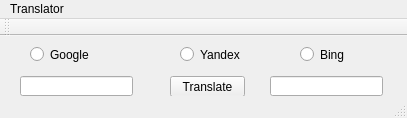
Above: Windows/isichazamazwi/isichazamazwi.ui from straceX/isichazamazwi before the change. Below: the same form after it.
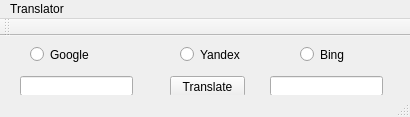
That is the form after the change.

Commit message:
close windows frame border
close windows frame border and design

```diff
--- a/Windows/isichazamazwi/isichazamazwi.ui
+++ b/Windows/isichazamazwi/isichazamazwi.ui
@@ -9,10 +9,22 @@
    <rect>
     <x>0</x>
     <y>0</y>
-    <width>407</width>
-    <height>118</height>
+    <width>410</width>
+    <height>117</height>
    </rect>
   </property>
+  <property name="minimumSize">
+   <size>
+    <width>410</width>
+    <height>117</height>
+   </size>
+  </property>
+  <property name="maximumSize">
+   <size>
+    <width>410</width>
+    <height>117</height>
+   </size>
+  </property>
   <property name="contextMenuPolicy">
    <enum>Qt::DefaultContextMenu</enum>
   </property>
@@ -110,7 +122,7 @@
     <rect>
      <x>0</x>
      <y>0</y>
-     <width>407</width>
+     <width>410</width>
      <height>21</height>
     </rect>
    </property>
```
The commit also changes 1 other file.
